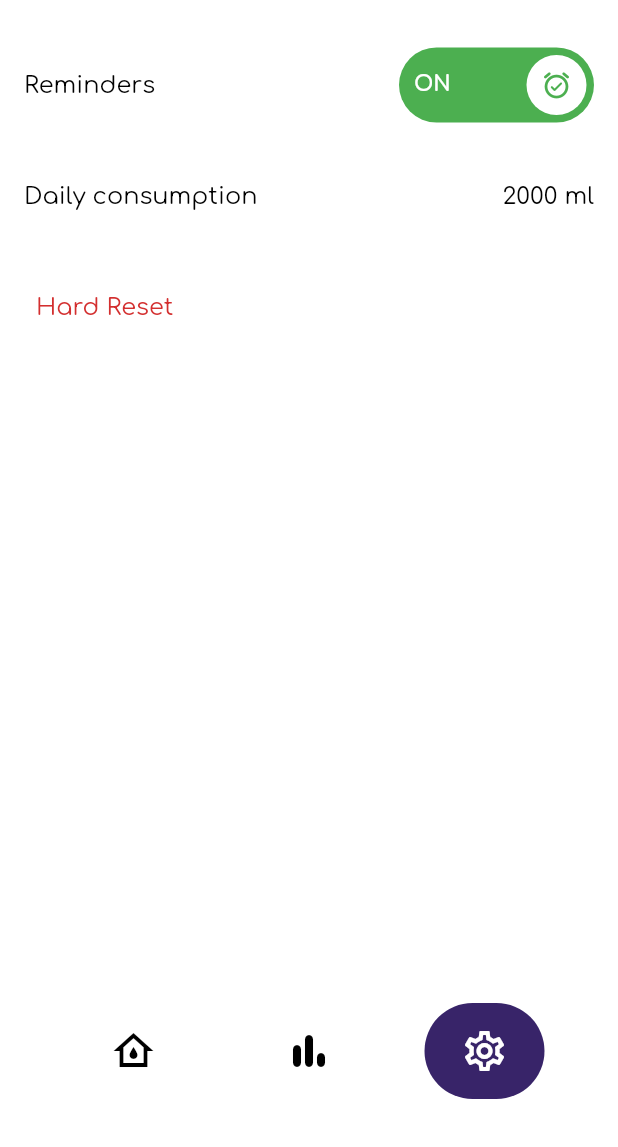
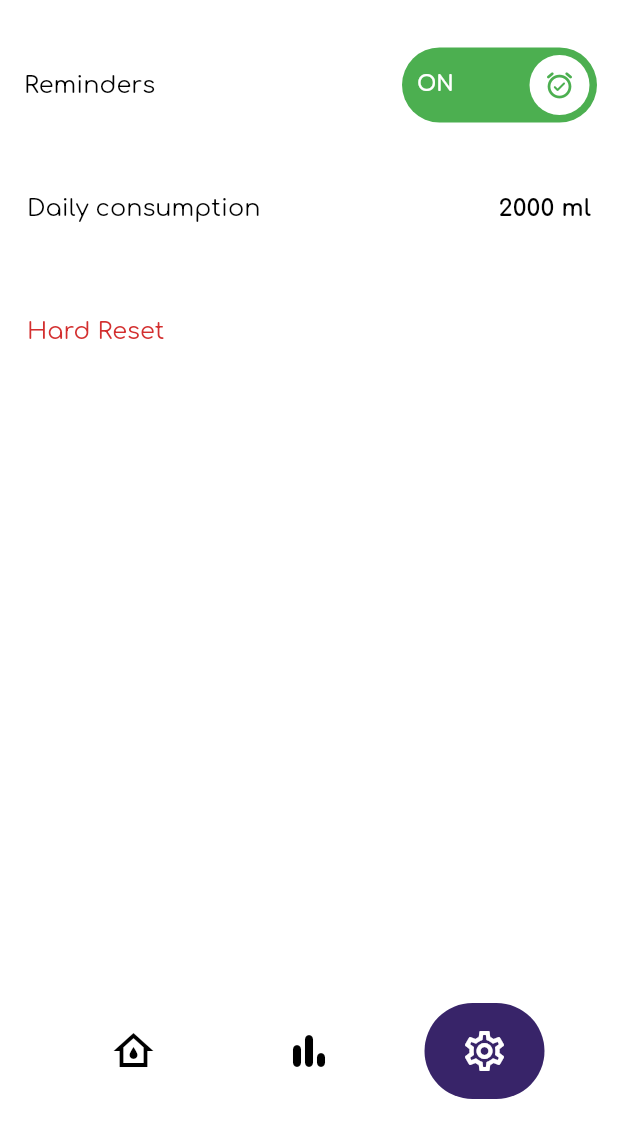
Before and after one commit to fabirt/water-reminder-app, a Flutter app: the screen it shows after launch, item 3 of the bottom bar chosen, on a phone screen of 412 x 824 dp, the part 89-1236 px from its top. Run offline on Flutter 3.47's test engine with Material 2 defaults, Android fonts, the light colour scheme and no system bars; our stand-ins replace flutter_bloc, rxdart.

Commit message:
Creating dialog to change daily consumption. Refactoring widgets.

```diff
--- a/lib/data/platform/platform_messenger.dart
+++ b/lib/data/platform/platform_messenger.dart
@@ -4,6 +4,7 @@ import 'package:flutter/services.dart';
 import 'package:waterreminder/constant/constant.dart';
 
 class PlatformMessenger {
+  PlatformMessenger._();
   static const _platformCahnnel = MethodChannel(Constant.platformChannelName);
 
   static void invokeMethod(String method, [dynamic arguments]) {
--- a/lib/ui/settings/settings_page.dart
+++ b/lib/ui/settings/settings_page.dart
@@ -13,9 +13,9 @@ class SettingsPage extends StatelessWidget {
     final theme = Theme.of(context);
     return SafeArea(
       child: Padding(
-        padding: const EdgeInsets.only(bottom: 32 + 64 + 40, top: 32.0),
+        padding: EdgeInsets.only(bottom: 32 + 64 + 40, top: 32.0),
         child: Padding(
-          padding: const EdgeInsets.symmetric(horizontal: 16),
+          padding: EdgeInsets.symmetric(horizontal: 10),
           child: Column(
             children: [
               SizedBox(width: double.infinity),
@@ -24,7 +24,9 @@ class SettingsPage extends StatelessWidget {
                 style: theme.textTheme.headline4,
               ),
               SizedBox(height: 32),
-              Row(
+              Padding(
+                padding: EdgeInsets.only(left: 6, right: 4),
+                child: Row(
                   children: [
                     Expanded(
                       child: Text("Reminders"),
@@ -36,16 +38,34 @@ class SettingsPage extends StatelessWidget {
                     ),
                   ],
                 ),
-              SizedBox(height: 40),
-              Row(
+              ),
+              SizedBox(height: 32),
+              TextButton(
+                onPressed: () => showConsumptionDialog(context),
+                style: ButtonStyle(
+                  overlayColor: MaterialStateProperty.all(
+                      theme.primaryColor.withOpacity(0.06)),
+                ),
+                child: Padding(
+                  padding: EdgeInsets.symmetric(vertical: 8),
+                  child: Row(
                     children: [
                       Expanded(
-                    child: Text("Daily consumption"),
+                        child: Text(
+                          "Daily consumption",
+                          style: theme.textTheme.bodyText2,
                         ),
-                  Text(bloc.state.recommendedMilliliters.asMilliliters()),
+                      ),
+                      Text(
+                        bloc.state.recommendedMilliliters.asMilliliters(),
+                        style: theme.textTheme.bodyText2
+                            ?.copyWith(fontWeight: FontWeight.bold),
+                      ),
                     ],
                   ),
-              SizedBox(height: 40),
+                ),
+              ),
+              SizedBox(height: 32),
               SizedBox(
                 width: double.infinity,
                 child: TextButton(
@@ -57,7 +77,7 @@ class SettingsPage extends StatelessWidget {
                   child: Align(
                     alignment: Alignment.centerLeft,
                     child: Padding(
-                      padding: const EdgeInsets.symmetric(vertical: 8),
+                      padding: EdgeInsets.symmetric(vertical: 8),
                       child: Text(
                         "Hard Reset",
                         style: theme.textTheme.bodyText2?.copyWith(
--- a/lib/ui/theme/app_theme.dart
+++ b/lib/ui/theme/app_theme.dart
@@ -40,5 +40,10 @@ class AppTheme {
         fontSize: 14.0,
       ),
     ),
+    textSelectionTheme: TextSelectionThemeData(
+      cursorColor: Color(0xFF382469),
+      selectionHandleColor: Color(0xFF382469),
+      selectionColor: Color(0x1F382469),
+    ),
   );
 }
```
Also changed, not shown: lib/ui/widgets/confirmation_dialog.dart (+4 -26 lines), lib/ui/widgets/consumption_dialog.dart (added, +86 -0 lines), lib/ui/widgets/primary_button.dart (added, +28 -0 lines), lib/ui/widgets/secondary_button.dart (added, +30 -0 lines), lib/util/dialog.dart (+10 -1 lines). Lines whose indentation alone changed are shown as unchanged.
